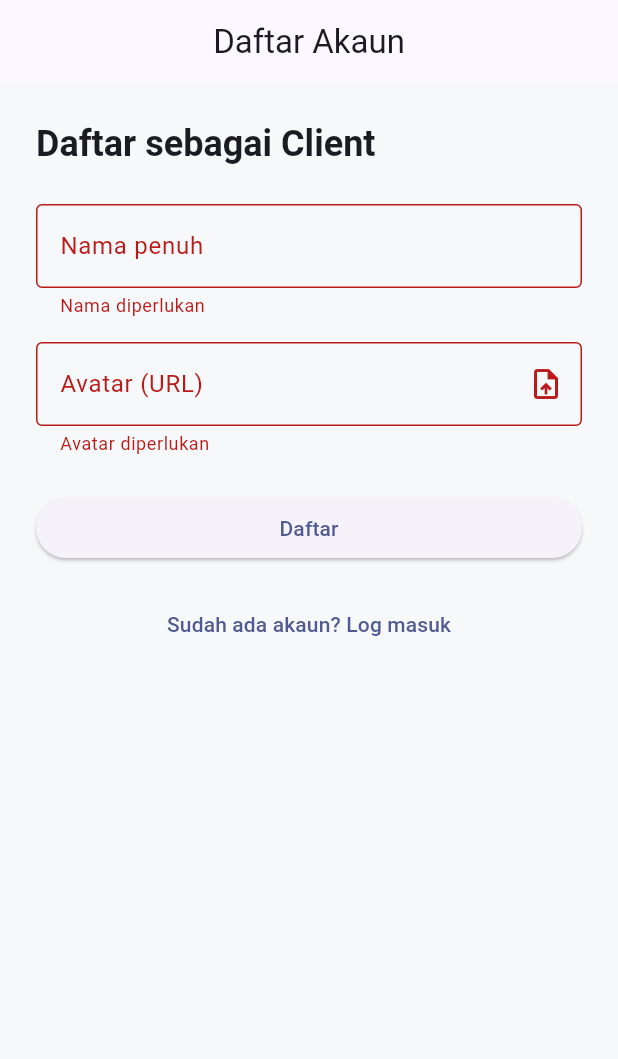
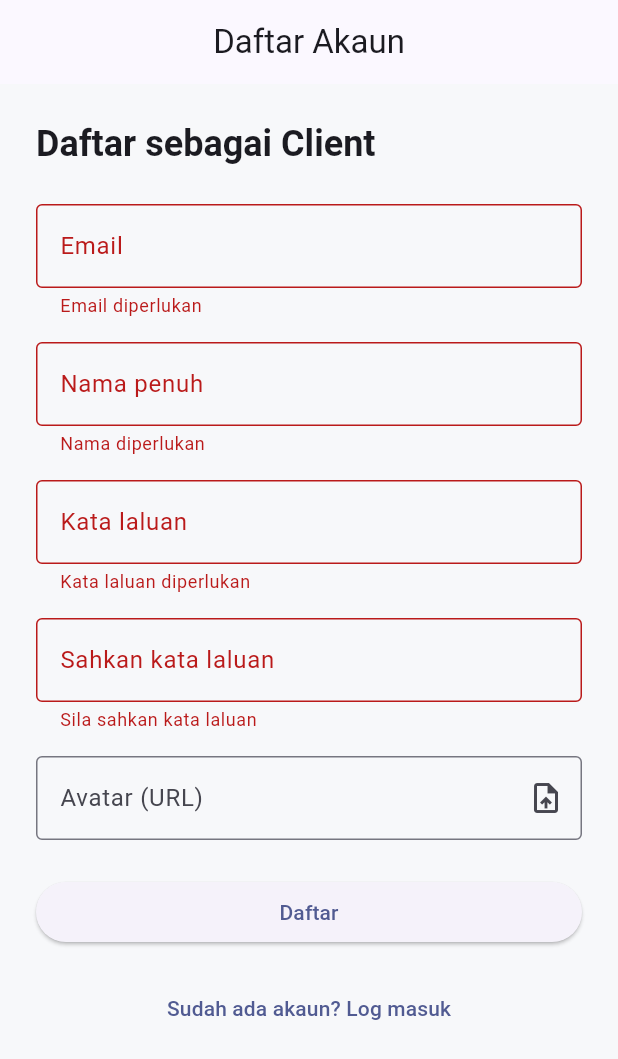
Before and after one commit to waniqbal01/freetask-app-3, a Flutter app: the RegisterScreen screen opened by its route, after a tap on "Daftar", on a phone screen of 412 x 824 dp. Shown: the top 1059 px of the screen. Run offline on Flutter 3.47's test engine with Material 3 defaults, Android fonts, the phone set to English and light mode, and no system bars; our stand-ins replace dio, file_picker, flutter_riverpod, flutter_secure_storage, go_router; accounts and stored records are empty.

Commit message:
feat: enhance auth flow

```diff
--- a/freetask_app/lib/core/router.dart
+++ b/freetask_app/lib/core/router.dart
@@ -5,6 +5,7 @@ import '../features/admin/admin_dashboard_screen.dart';
 import '../features/auth/login_screen.dart';
 import '../features/auth/register_screen.dart';
 import '../features/auth/role_selection_screen.dart';
+import '../features/auth/startup_screen.dart';
 import '../features/chat/chat_list_screen.dart';
 import '../features/chat/chat_room_screen.dart';
 import '../features/checkout/checkout_screen.dart';
@@ -14,7 +15,14 @@ import '../features/services/service_detail_screen.dart';
 import '../features/services/service_list_screen.dart';
 
 final appRouter = GoRouter(
+  initialLocation: '/startup',
   routes: <RouteBase>[
+    GoRoute(
+      path: '/startup',
+      builder: (BuildContext context, GoRouterState state) {
+        return const StartupScreen();
+      },
+    ),
     GoRoute(
       path: '/',
       builder: (BuildContext context, GoRouterState state) {
--- a/freetask_app/lib/core/utils/error_utils.dart
+++ b/freetask_app/lib/core/utils/error_utils.dart
@@ -4,6 +4,21 @@ String resolveDioErrorMessage(
   DioException error, {
   String fallback = 'Ralat rangkaian berlaku. Sila cuba lagi.',
 }) {
+  final statusCode = error.response?.statusCode;
+  final path = error.requestOptions.path;
+
+  if (statusCode == 401 && path.contains('/auth/login')) {
+    return 'Email atau kata laluan salah.';
+  }
+
+  if (statusCode == 409 && path.contains('/auth/register')) {
+    return 'Email ini sudah berdaftar. Sila log masuk.';
+  }
+
+  if (statusCode == 400) {
+    return 'Sila semak semula maklumat yang diisi.';
+  }
+
   final responseData = error.response?.data;
 
   if (responseData is Map<String, dynamic>) {
--- a/freetask_app/lib/features/auth/register_screen.dart
+++ b/freetask_app/lib/features/auth/register_screen.dart
@@ -3,8 +3,10 @@ import 'package:file_picker/file_picker.dart';
 import 'package:flutter/material.dart';
 import 'package:go_router/go_router.dart';
 
+import '../../core/notifications/notification_service.dart';
 import '../../core/utils/error_utils.dart';
 import '../../services/upload_service.dart';
+import 'auth_redirect.dart';
 import 'auth_repository.dart';
 
 class RegisterScreen extends StatefulWidget {
@@ -18,7 +20,10 @@ class RegisterScreen extends StatefulWidget {
 
 class _RegisterScreenState extends State<RegisterScreen> {
   final _formKey = GlobalKey<FormState>();
+  final _emailController = TextEditingController();
   final _nameController = TextEditingController();
+  final _passwordController = TextEditingController();
+  final _confirmPasswordController = TextEditingController();
   final _avatarController = TextEditingController();
   final _bioController = TextEditingController();
   final _skillsController = TextEditingController();
@@ -30,7 +35,10 @@ class _RegisterScreenState extends State<RegisterScreen> {
 
   @override
   void dispose() {
+    _emailController.dispose();
     _nameController.dispose();
+    _passwordController.dispose();
+    _confirmPasswordController.dispose();
     _avatarController.dispose();
     _bioController.dispose();
     _skillsController.dispose();
@@ -48,28 +56,62 @@ class _RegisterScreenState extends State<RegisterScreen> {
       _errorMessage = null;
     });
 
+    final email = _emailController.text.trim().toLowerCase();
+    final password = _passwordController.text;
+    final avatar = _avatarController.text.trim();
+
     final payload = <String, dynamic>{
       'role': role,
       'name': _nameController.text.trim(),
-      'avatar': _avatarController.text.trim(),
+      'email': email,
+      'password': password,
     };
 
+    if (avatar.isNotEmpty) {
+      payload['avatar'] = avatar;
+    }
+
     if (role == 'Freelancer') {
-      payload.addAll(<String, dynamic>{
-        'bio': _bioController.text.trim(),
-        'skills': _skillsController.text
+      final bio = _bioController.text.trim();
+      final skillsRaw = _skillsController.text.trim();
+      final rateText = _rateController.text.trim();
+
+      if (bio.isNotEmpty) {
+        payload['bio'] = bio;
+      }
+
+      if (skillsRaw.isNotEmpty) {
+        final skills = skillsRaw
             .split(',')
             .map((skill) => skill.trim())
             .where((skill) => skill.isNotEmpty)
-            .toList(),
-        'rate': double.tryParse(_rateController.text.trim()) ?? 0,
-      });
+            .toList();
+        if (skills.isNotEmpty) {
+          payload['skills'] = skills;
+        }
+      }
+
+      if (rateText.isNotEmpty) {
+        final parsedRate = double.tryParse(rateText);
+        if (parsedRate != null) {
+          payload['rate'] = parsedRate;
+        }
+      }
     }
 
     try {
       final success = await authRepository.register(payload);
       if (success && mounted) {
-        context.pushReplacement('/home');
+        final user = authRepository.currentUser;
+        if (user != null) {
+          goToRoleHome(context, user.role);
+        } else {
+          notificationService.pushLocal(
+            'Berjaya',
+            'Pendaftaran berjaya, sila log masuk.',
+          );
+          context.go('/login');
+        }
       } else if (mounted) {
         setState(() {
           _errorMessage = 'Pendaftaran gagal. Sila cuba lagi.';
@@ -163,6 +205,24 @@ class _RegisterScreenState extends State<RegisterScreen> {
               ),
               const SizedBox(height: 24),
               TextFormField(
+                controller: _emailController,
+                keyboardType: TextInputType.emailAddress,
+                decoration: const InputDecoration(
+                  labelText: 'Email',
+                  border: OutlineInputBorder(),
+                ),
+                validator: (value) {
+                  if (value == null || value.isEmpty) {
+                    return 'Email diperlukan';
+                  }
+                  if (!value.contains('@')) {
+                    return 'Email tidak sah';
+                  }
+                  return null;
+                },
+              ),
+              const SizedBox(height: 16),
+              TextFormField(
                 controller: _nameController,
                 decoration: const InputDecoration(
                   labelText: 'Nama penuh',
@@ -171,6 +231,42 @@ class _RegisterScreenState extends State<RegisterScreen> {
                 validator: (value) {
                   if (value == null || value.isEmpty) {
                     return 'Nama diperlukan';
+                  }
+                  return null;
+                },
+              ),
+              const SizedBox(height: 16),
+              TextFormField(
+                controller: _passwordController,
+                obscureText: true,
+                decoration: const InputDecoration(
+                  labelText: 'Kata laluan',
+                  border: OutlineInputBorder(),
+                ),
+                validator: (value) {
+                  if (value == null || value.isEmpty) {
+                    return 'Kata laluan diperlukan';
+                  }
+                  if (value.length < 6) {
+                    return 'Kata laluan perlu sekurang-kurangnya 6 aksara';
+                  }
+                  return null;
+                },
+              ),
+              const SizedBox(height: 16),
+              TextFormField(
+                controller: _confirmPasswordController,
+                obscureText: true,
+                decoration: const InputDecoration(
+                  labelText: 'Sahkan kata laluan',
+                  border: OutlineInputBorder(),
+                ),
+                validator: (value) {
+                  if (value == null || value.isEmpty) {
+                    return 'Sila sahkan kata laluan';
+                  }
+                  if (value != _passwordController.text) {
+                    return 'Kata laluan tidak sepadan';
                   }
                   return null;
                 },
@@ -203,12 +299,6 @@ class _RegisterScreenState extends State<RegisterScreen> {
                           onPressed: _isUploadingAvatar ? null : _handlePickAvatar,
                         ),
                 ),
-                validator: (value) {
-                  if (value == null || value.isEmpty) {
-                    return 'Avatar diperlukan';
-                  }
-                  return null;
-                },
               ),
               if (isFreelancer) ...[
                 const SizedBox(height: 16),
@@ -219,12 +309,6 @@ class _RegisterScreenState extends State<RegisterScreen> {
                     border: OutlineInputBorder(),
                   ),
                   maxLines: 3,
-                  validator: (value) {
-                    if (value == null || value.isEmpty) {
-                      return 'Bio diperlukan untuk freelancer';
-                    }
-                    return null;
-                  },
                 ),
                 const SizedBox(height: 16),
                 TextFormField(
@@ -233,12 +317,6 @@ class _RegisterScreenState extends State<RegisterScreen> {
                     labelText: 'Kemahiran (dipisah dengan koma)',
                     border: OutlineInputBorder(),
                   ),
-                  validator: (value) {
-                    if (value == null || value.isEmpty) {
-                      return 'Sila senaraikan kemahiran anda';
-                    }
-                    return null;
-                  },
                 ),
                 const SizedBox(height: 16),
                 TextFormField(
@@ -250,7 +328,7 @@ class _RegisterScreenState extends State<RegisterScreen> {
                   ),
                   validator: (value) {
                     if (value == null || value.isEmpty) {
-                      return 'Kadar diperlukan';
+                      return null;
                     }
                     final parsed = double.tryParse(value);
                     if (parsed == null) {
```
Also changed, not shown: freetask_app/lib/features/auth/auth_redirect.dart (added, +20 -0 lines), freetask_app/lib/features/auth/auth_repository.dart (+48 -11 lines), freetask_app/lib/features/auth/login_screen.dart (+29 -7 lines), freetask_app/lib/features/auth/startup_screen.dart (added, +65 -0 lines).
